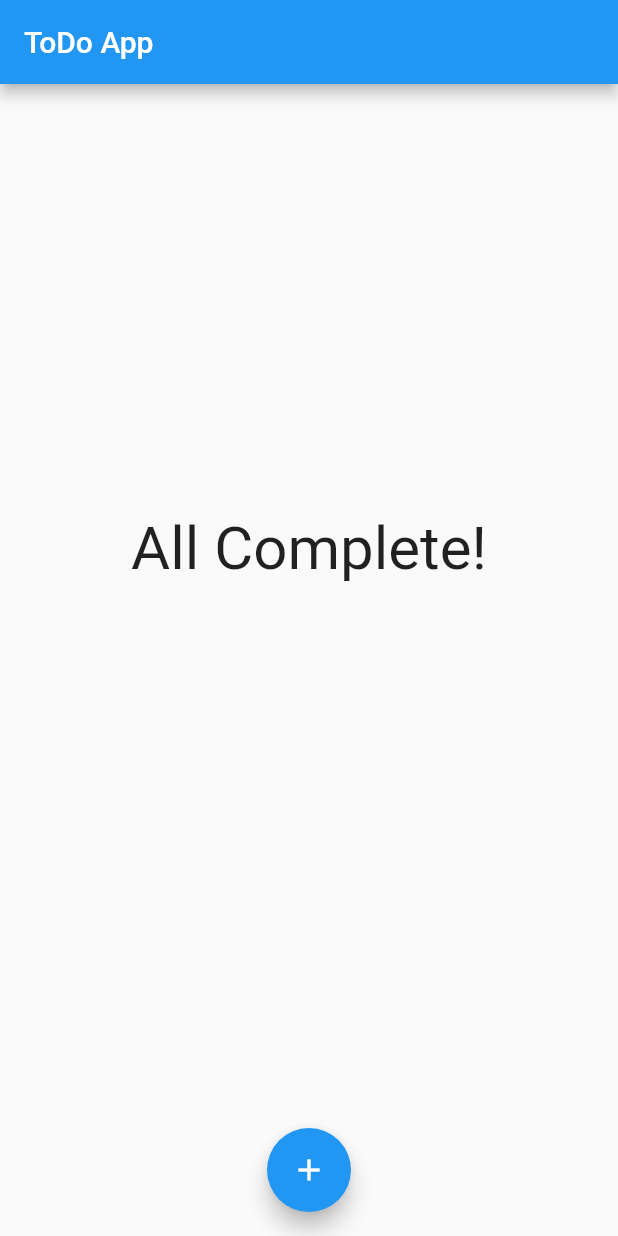
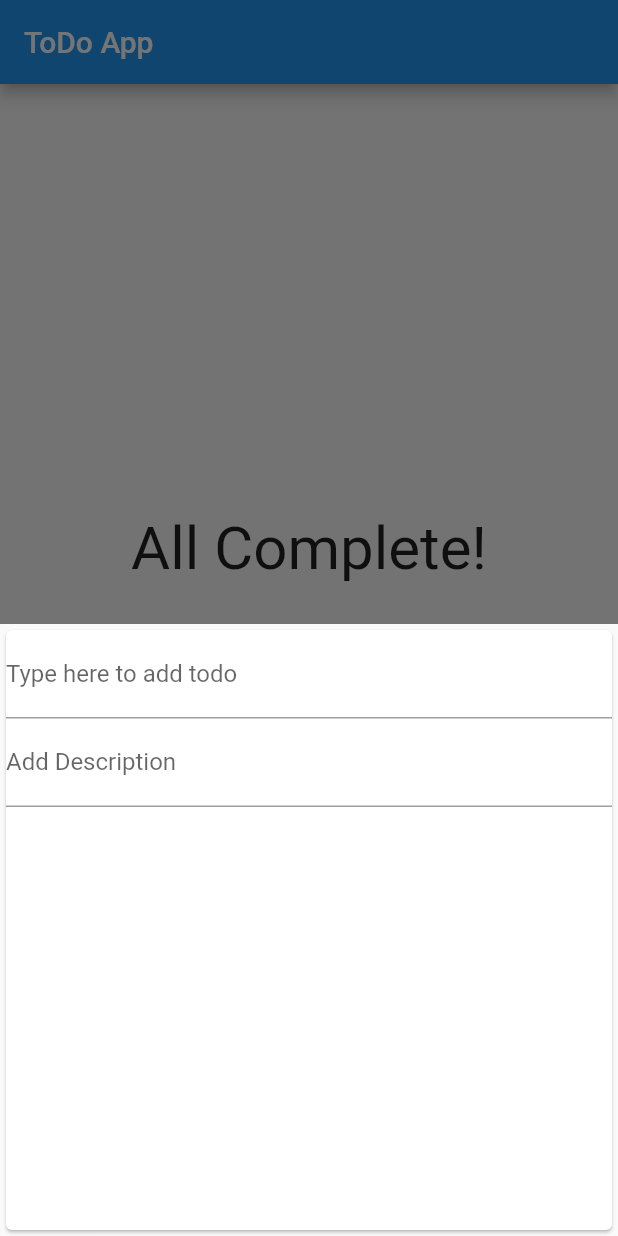
Before and after one commit to sthprashant/ToDoApp, a Flutter app: the screen it shows after launch, after a tap on the "add" icon, on a phone screen of 412 x 824 dp. Run offline on Flutter 3.47's test engine with Material 2 defaults, Android fonts, the phone set to English and light mode, and no system bars.

Commit message:
floating button working, able to add task navigation pop working

```diff
--- a/lib/main.dart
+++ b/lib/main.dart
@@ -1,4 +1,5 @@
 import 'package:flutter/material.dart';
+import 'package:todo/new_task.dart';
 
 //import './new_task.dart';
 import './task_detail.dart';
@@ -25,12 +26,12 @@ class _HomePageState extends State<HomePage> {
   final List<Task> _listOfTodos = [];
 
   void submitTask({String title, String taskNotes, DateTime date}) {
+    Navigator.of(context).pop();
     final newTask = Task(
       id: DateTime.now().toString(),
       title: title,
       taskNotes: taskNotes,
       date: date,
-
     );
     setState(() {
       _listOfTodos.add(newTask);
@@ -38,8 +39,20 @@ class _HomePageState extends State<HomePage> {
 
   }
 
+  void addTaskSheet(BuildContext cntxt) {
+    showModalBottomSheet(
+        context: context,
+        builder: (_) {
+          return GestureDetector(
+            onTap: () {
+            },
+            child:NewTask(submitTask),
+            behavior: HitTestBehavior.opaque,
+          );
+        });
+  }
+
   void deleteTask(String id) {
-
     setState(() {
       _listOfTodos.removeWhere((task) {
         return task.id == id;
@@ -49,8 +62,6 @@ class _HomePageState extends State<HomePage> {
     //   _listOfTodos.removeAt(index);
     // });
   }
-
-
 
   void taskInfo(BuildContext context, int index) {
     //print(context.toString());
@@ -72,7 +83,7 @@ class _HomePageState extends State<HomePage> {
   @override
   Widget build(BuildContext context) {
     return Scaffold(
-      resizeToAvoidBottomInset : false,
+      resizeToAvoidBottomInset: false,
       appBar: AppBar(
         title: Text('ToDo App'),
       ),
@@ -88,7 +99,10 @@ class _HomePageState extends State<HomePage> {
         ),
       ),
       floatingActionButtonLocation: FloatingActionButtonLocation.centerFloat,
-      floatingActionButton: FloatingActionButton(child: Icon(Icons.add), onPressed:(){})
+      floatingActionButton: FloatingActionButton(
+        child: Icon(Icons.add),
+        onPressed: () => addTaskSheet(context),
+      ),
     );
   }
 }
--- a/lib/new_task.dart
+++ b/lib/new_task.dart
@@ -3,6 +3,7 @@ import 'package:flutter/material.dart';
 class NewTask extends StatelessWidget {
   final Function submitTask;
   final _addEntryController = TextEditingController();
+  final _descriptionController = TextEditingController();
   //final String initVal;
   //final List<Task> taskList;
 
@@ -13,15 +14,41 @@ class NewTask extends StatelessWidget {
       return;
     }
 
-    submitTask(title: _addEntryController.text);
+    final taskName = _addEntryController.text;
+    final description = _descriptionController.text;
+
+    if(taskName.isEmpty || description.isEmpty){
+      return;
+    }
+
+      submitTask(
+      title:taskName,
+      taskNotes: description
+    );
+
   }
 
   @override
   Widget build(BuildContext context) {
+    return Card(
+      child: Container(
+        height: 400,
+        child: Column(
+          children: <Widget>[
+            TextField(
+              controller: _addEntryController,
+              decoration: InputDecoration(labelText: 'Type here to add todo'),
+              onSubmitted: (_) => submitEntry(),
+            ),
+            TextField(
+              controller: _descriptionController,
+              decoration: InputDecoration(labelText: 'Add Description'),
+              onSubmitted: (_) => submitEntry(),
+            ),
+          ],
+        ),
+      ),
 
-    return TextField(
-            controller: _addEntryController,
-            decoration: InputDecoration(labelText: 'Type here to add todo'),
-            onSubmitted: (_) => submitEntry());
+    );
   }
 }
--- a/lib/task_detail.dart
+++ b/lib/task_detail.dart
@@ -1,5 +1,4 @@
 import 'package:flutter/material.dart';
-import 'package:todo/new_task.dart';
 
 import './models/task.dart';
 
@@ -11,10 +10,9 @@ class TaskDetail extends StatelessWidget {
 
   TaskDetail(this.todos, this.index);
 
-  void updateField({String text, String }) {}
+  void updateField({String text}) {}
   @override
   Widget build(BuildContext context) {
-    // TODO: implement build
     return Container(
       //height: 300,
       //width: 450,
```
